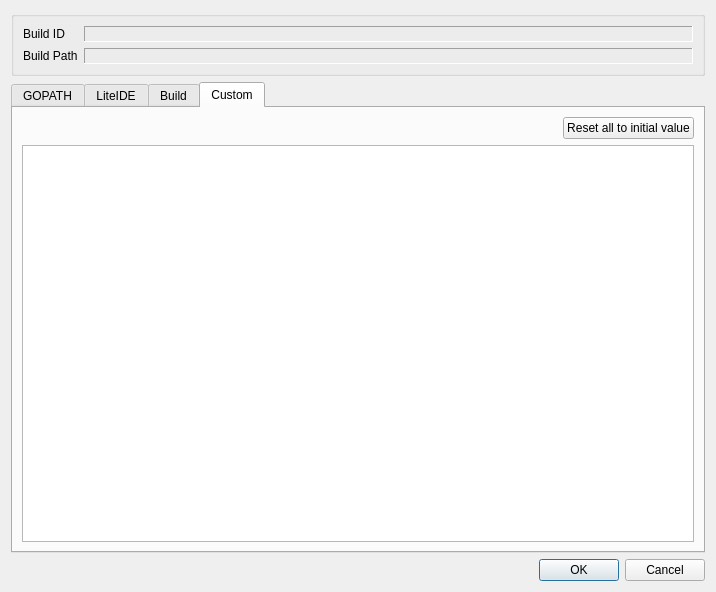
Old version of the form liteidex/src/plugins/litebuild/buildconfigdialog.ui in the repository visualfc/liteide.
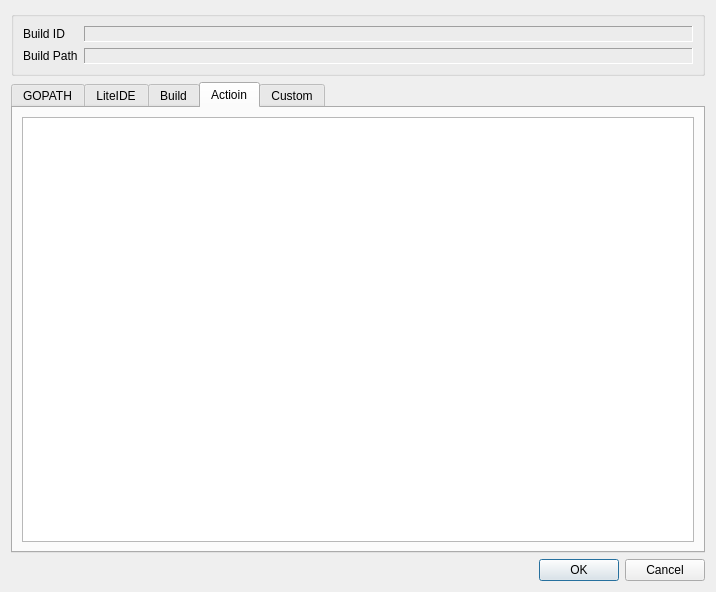
New version of the form. The open tabs and pages were chosen to show the change.

Commit message: litebuild: build config add action

What changed in the file:
```diff
--- a/liteidex/src/plugins/litebuild/buildconfigdialog.ui
+++ b/liteidex/src/plugins/litebuild/buildconfigdialog.ui
@@ -183,7 +183,17 @@
        </item>
       </layout>
      </widget>
-     <widget class="QWidget" name="tab_3">
+     <widget class="QWidget" name="tab_action">
+      <attribute name="title">
+       <string>Actioin</string>
+      </attribute>
+      <layout class="QVBoxLayout" name="verticalLayout_7">
+       <item>
+        <widget class="QTableView" name="actionTableView"/>
+       </item>
+      </layout>
+     </widget>
+     <widget class="QWidget" name="tab_custom">
       <attribute name="title">
        <string>Custom</string>
       </attribute>
```
Left out of the diff: 8 changed lines with no effect on the pictures. The commit also changes 5 other files.
